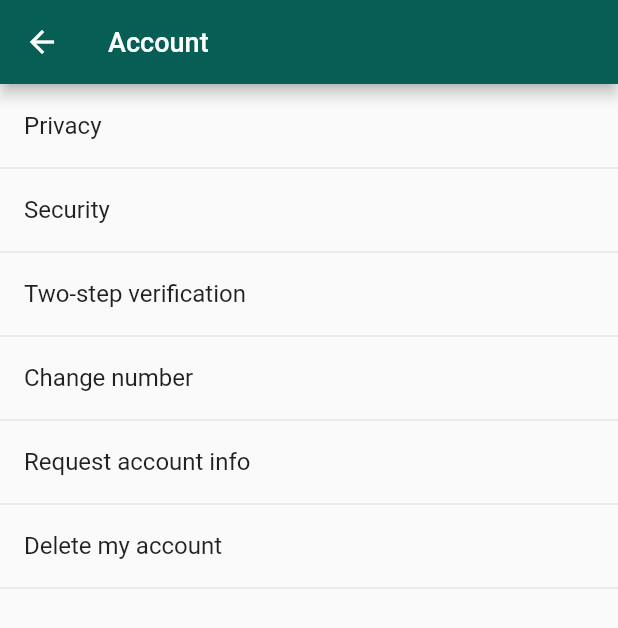
After one commit to biswa1751/whatsapp, a Flutter app: the AccountScreen screen opened directly, on a phone screen of 412 x 824 dp. The commit adds this screen. Shown: the top 628 px of the screen. Run offline on Flutter 3.47's test engine with Material 2 defaults, Android fonts, the phone set to English and light mode, and no system bars; our stand-ins replace camera, material_design_icons_flutter; network calls fail.

Commit message:
Account Screen

```diff
--- a/lib/pages/make_popup_button.dart
+++ b/lib/pages/make_popup_button.dart
@@ -1,5 +1,5 @@
 import 'package:flutter/material.dart';
-import 'package:whatsapp/pages/popup_screens/settings_screen.dart';
+import 'package:whatsapp/pages/popup_screens/settings_pages/settings_screen.dart';
 import 'package:whatsapp/pages/popup_screens/status_privacy_screen.dart';
 import 'package:whatsapp/pages/select_contact_screen.dart';
 
--- /dev/null
+++ b/lib/pages/popup_screens/settings_pages/account_screen.dart
@@ -0,0 +1,37 @@
+import 'package:flutter/material.dart';
+
+class AccountScreen extends StatelessWidget {
+  List<String> _listAcoountScreen=[
+    "Privacy",
+    "Security",
+    "Two-step verification",
+    "Change number",
+    "Request account info",
+    "Delete my account"
+  ];
+  @override
+  Widget build(BuildContext context) {
+    return Scaffold(
+      appBar: AppBar(
+        title: Text("Account",style: TextStyle(
+          fontSize: 18
+        ),),
+      ),
+      body: ListView.builder(
+        itemCount: _listAcoountScreen.length,
+        itemBuilder: (context,index){
+          return Column(
+            children: <Widget>[
+              ListTile(
+                title: Text(_listAcoountScreen[index]),
+              ),
+              Divider(
+                height: 0,
+              )
+            ],
+          );
+        },
+      ),
+    );
+  }
+}
```
Also changed, not shown: lib/pages/popup_screens/settings_pages/settings_screen.dart (renamed from lib/pages/popup_screens/settings_screen.dart, +15 -1 lines), lib/pages/popup_screens/status_privacy_screen.dart (+6 -1 lines), lib/pages/popup_screens/settings_pages/profile_page.dart (renamed from lib/pages/popup_screens/profile page.dart).
